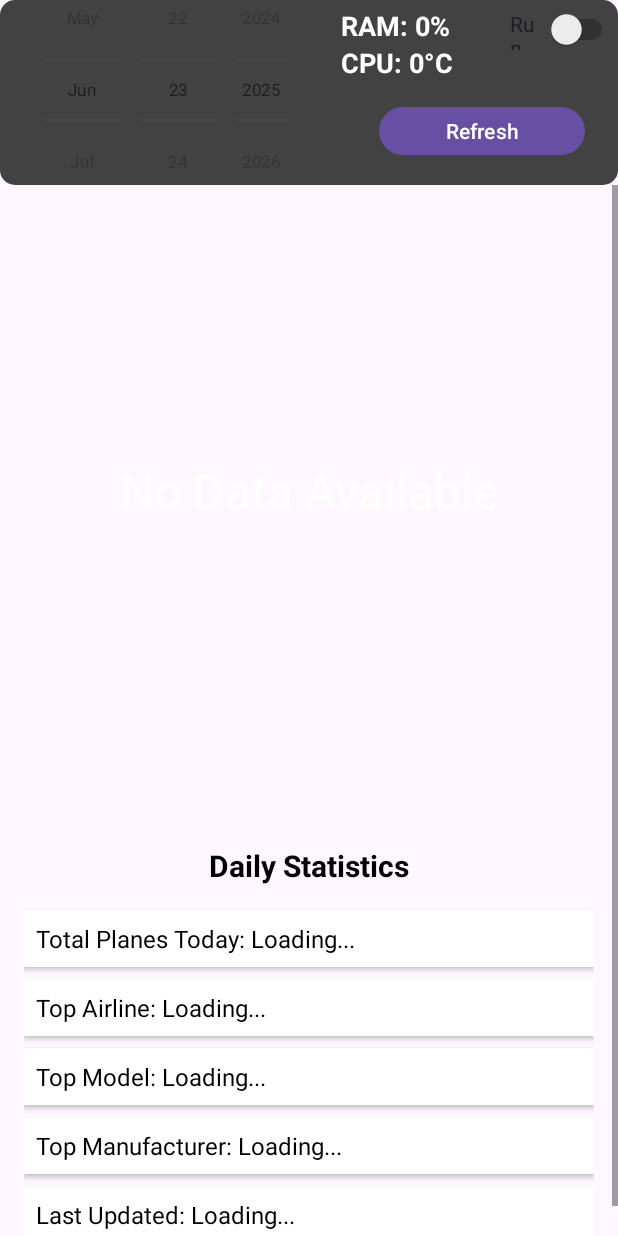
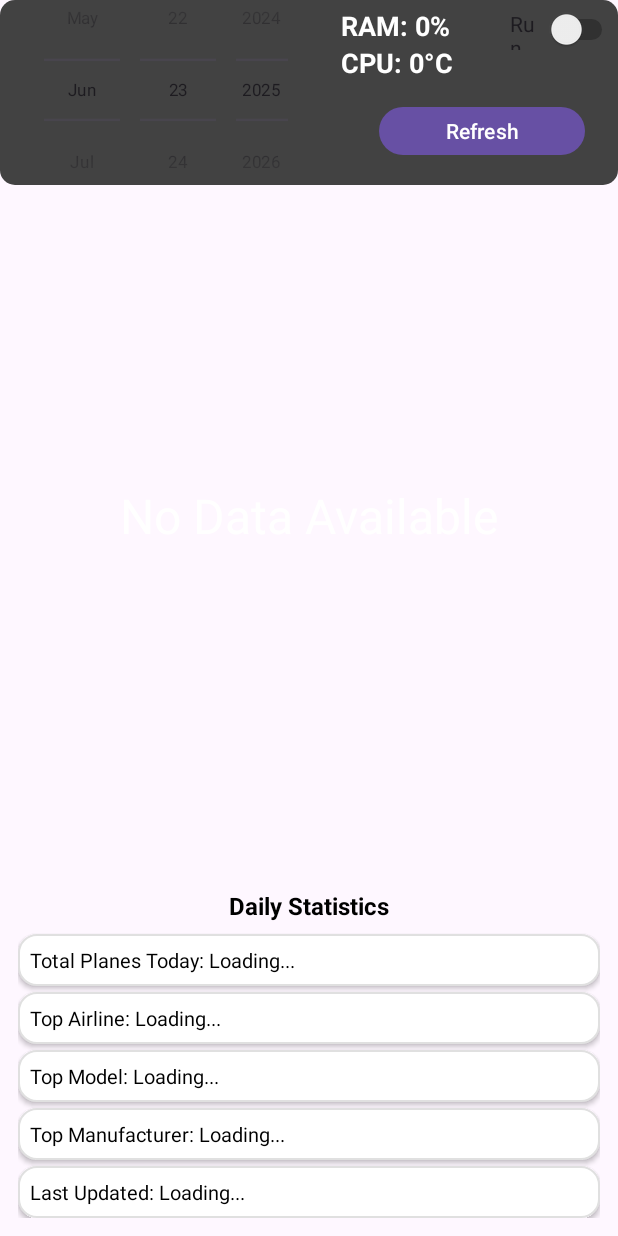
Before and after one commit to PrzemekWasinski/PlaneTracker, an Android app: the layout activity_main.xml on its own in the app's theme, with its tools: preview values and no code run, on a phone screen of 412 x 824 dp. Run offline under Robolectric (Android 15) with nearby library versions, the phone set to English and light mode, and no system bars.

Commit message:
Added pie chart and stats to mobile home page

```diff
--- /dev/null
+++ b/PlaneTrackerMobile/app/src/main/res/drawable/rounded_white_background.xml
@@ -0,0 +1,9 @@
+<?xml version="1.0" encoding="utf-8"?>
+<shape xmlns:android="http://schemas.android.com/apk/res/android"
+    android:shape="rectangle">
+    <solid android:color="@android:color/white" />
+    <corners android:radius="12dp" />
+    <stroke
+        android:width="1dp"
+        android:color="#E0E0E0" />
+</shape>
--- a/PlaneTrackerMobile/app/src/main/res/layout/activity_main.xml
+++ b/PlaneTrackerMobile/app/src/main/res/layout/activity_main.xml
@@ -83,36 +83,34 @@
 
     </androidx.constraintlayout.widget.ConstraintLayout>
 
-    <ScrollView
+    <!-- Content Container - No ScrollView, just LinearLayout -->
+    <LinearLayout
         android:layout_width="match_parent"
         android:layout_height="0dp"
+        android:orientation="vertical"
+        android:padding="12dp"
         app:layout_constraintTop_toBottomOf="@+id/navBarContainer"
         app:layout_constraintBottom_toBottomOf="parent"
         app:layout_constraintStart_toStartOf="parent"
         app:layout_constraintEnd_toEndOf="parent">
 
-        <LinearLayout
-            android:layout_width="match_parent"
-            android:layout_height="wrap_content"
-            android:orientation="vertical"
-            android:padding="16dp">
-
-            <!-- Custom Pie Chart -->
+        <!-- Custom Pie Chart - Reduced height -->
         <tracker.plane.adsb.CustomPieChart
             android:id="@+id/pieChart"
             android:layout_width="match_parent"
-                android:layout_height="400dp"
-                android:layout_marginBottom="24dp" />
+            android:layout_height="0dp"
+            android:layout_weight="1"
+            android:layout_marginBottom="16dp" />
 
         <!-- Statistics Section -->
         <TextView
             android:layout_width="match_parent"
             android:layout_height="wrap_content"
             android:text="Daily Statistics"
-                android:textSize="20sp"
+            android:textSize="16sp"
             android:textStyle="bold"
             android:textColor="@android:color/black"
-                android:layout_marginBottom="16dp"
+            android:layout_marginBottom="8dp"
             android:gravity="center" />
 
         <TextView
@@ -120,11 +118,11 @@
             android:layout_width="match_parent"
             android:layout_height="wrap_content"
             android:text="Total Planes Today: Loading..."
-                android:textSize="16sp"
+            android:textSize="13sp"
             android:textColor="@android:color/black"
-                android:layout_marginBottom="8dp"
+            android:layout_marginBottom="4dp"
             android:padding="8dp"
-                android:background="@android:color/white"
+            android:background="@drawable/rounded_white_background"
             android:elevation="2dp" />
 
         <TextView
@@ -132,11 +130,11 @@
             android:layout_width="match_parent"
             android:layout_height="wrap_content"
             android:text="Top Airline: Loading..."
-                android:textSize="16sp"
+            android:textSize="13sp"
             android:textColor="@android:color/black"
-                android:layout_marginBottom="8dp"
+            android:layout_marginBottom="4dp"
             android:padding="8dp"
-                android:background="@android:color/white"
+            android:background="@drawable/rounded_white_background"
             android:elevation="2dp" />
 
         <TextView
@@ -144,11 +142,11 @@
             android:layout_width="match_parent"
             android:layout_height="wrap_content"
             android:text="Top Model: Loading..."
-                android:textSize="16sp"
+            android:textSize="13sp"
             android:textColor="@android:color/black"
-                android:layout_marginBottom="8dp"
+            android:layout_marginBottom="4dp"
             android:padding="8dp"
-                android:background="@android:color/white"
+            android:background="@drawable/rounded_white_background"
             android:elevation="2dp" />
 
         <TextView
@@ -156,11 +154,11 @@
             android:layout_width="match_parent"
             android:layout_height="wrap_content"
             android:text="Top Manufacturer: Loading..."
-                android:textSize="16sp"
+            android:textSize="13sp"
             android:textColor="@android:color/black"
-                android:layout_marginBottom="8dp"
+            android:layout_marginBottom="4dp"
             android:padding="8dp"
-                android:background="@android:color/white"
+            android:background="@drawable/rounded_white_background"
             android:elevation="2dp" />
 
         <TextView
@@ -168,13 +166,12 @@
             android:layout_width="match_parent"
             android:layout_height="wrap_content"
             android:text="Last Updated: Loading..."
-                android:textSize="16sp"
+            android:textSize="13sp"
             android:textColor="@android:color/black"
             android:padding="8dp"
-                android:background="@android:color/white"
+            android:background="@drawable/rounded_white_background"
             android:elevation="2dp" />
 
     </LinearLayout>
-    </ScrollView>
 
 </androidx.constraintlayout.widget.ConstraintLayout>
```
Also changed, not shown: PlaneTrackerMobile/app/src/main/java/tracker/plane/adsb/CustomPieChart.kt (+129 -17 lines), PlaneTrackerMobile/app/src/main/java/tracker/plane/adsb/MainActivity.kt (+57 -9 lines), 1 other file. Lines whose indentation alone changed are shown as unchanged.
